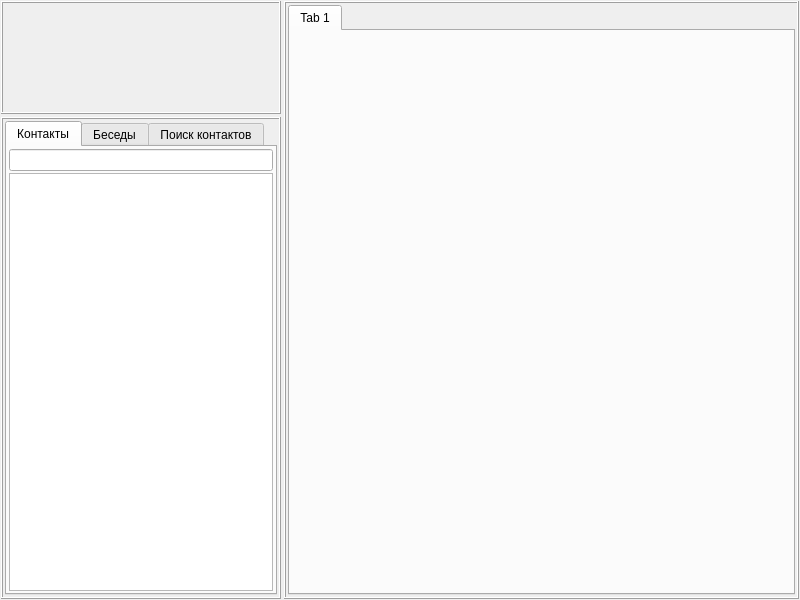
Above: MSG_Client/Frames/MainFrame.ui from KillerOfFriend/MSG before the change. Below: the same form after it.
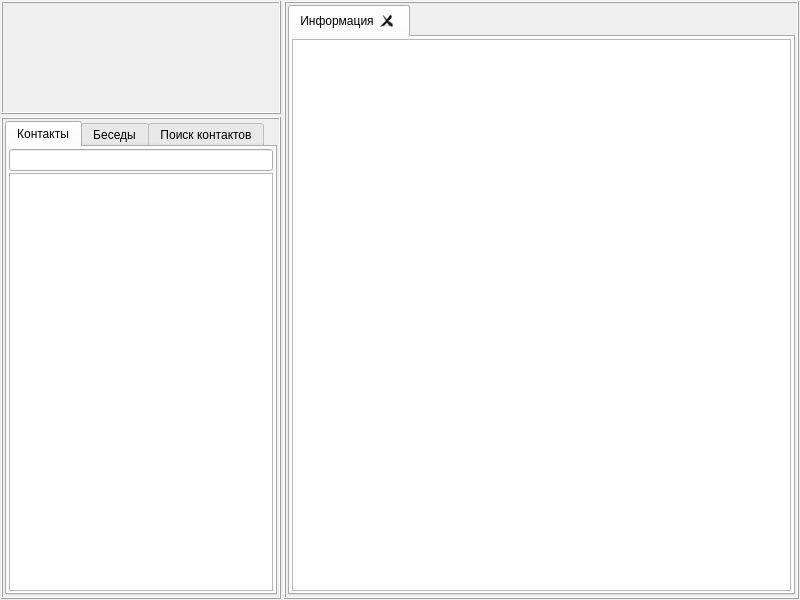
That is the form after the change. Icons and pictures are not drawn. Custom widgets are drawn as their Qt base class.

```diff
--- a/MSG_Client/Frames/MainFrame.ui
+++ b/MSG_Client/Frames/MainFrame.ui
@@ -291,6 +291,9 @@
       <enum>QFrame::Raised</enum>
      </property>
      <layout class="QVBoxLayout" name="verticalLayout_5">
+      <property name="spacing">
+       <number>0</number>
+      </property>
       <property name="leftMargin">
        <number>2</number>
       </property>
@@ -311,10 +314,33 @@
         <property name="currentIndex">
          <number>0</number>
         </property>
-        <widget class="QWidget" name="tab">
+        <property name="tabsClosable">
+         <bool>true</bool>
+        </property>
+        <widget class="QWidget" name="InfoTab">
          <attribute name="title">
-          <string>Tab 1</string>
+          <string>Информация</string>
          </attribute>
+         <layout class="QGridLayout" name="gridLayout_4">
+          <property name="leftMargin">
+           <number>2</number>
+          </property>
+          <property name="topMargin">
+           <number>2</number>
+          </property>
+          <property name="rightMargin">
+           <number>2</number>
+          </property>
+          <property name="bottomMargin">
+           <number>2</number>
+          </property>
+          <property name="spacing">
+           <number>2</number>
+          </property>
+          <item row="0" column="0">
+           <widget class="QListView" name="LogInfoListView"/>
+          </item>
+         </layout>
         </widget>
        </widget>
       </item>
```
Left out of the diff: 2 changed lines with no effect on the pictures.
